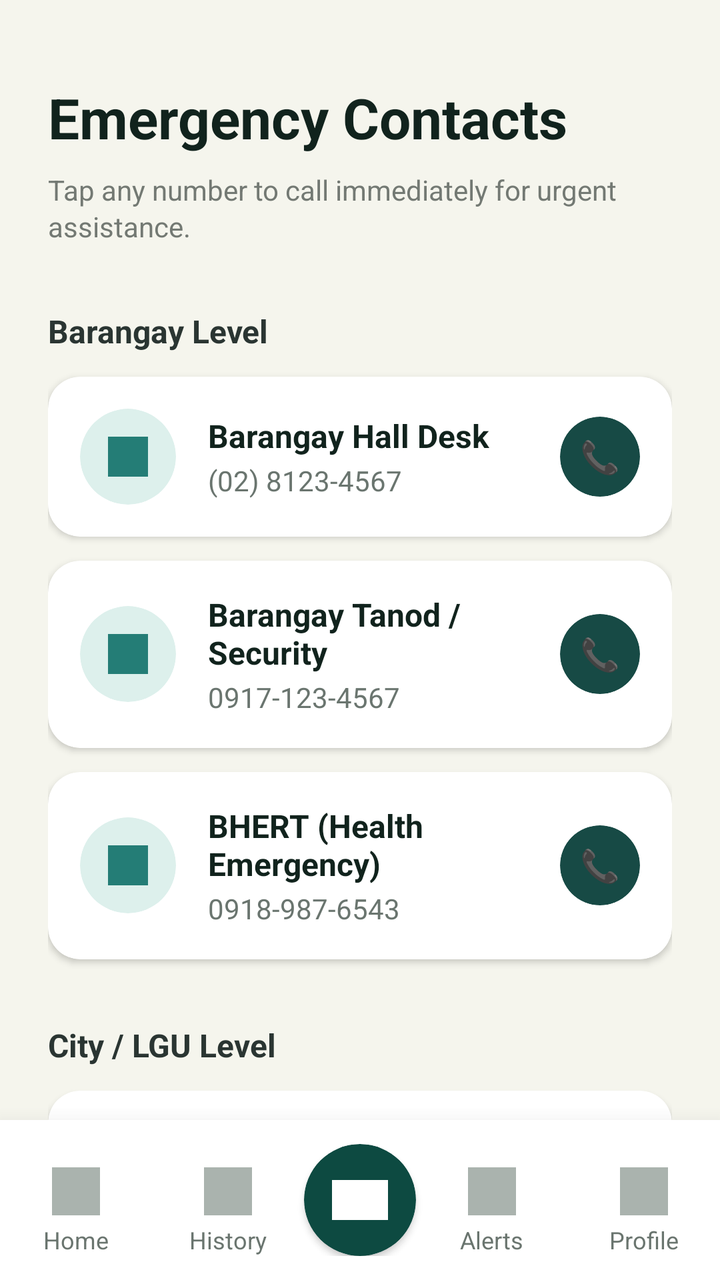
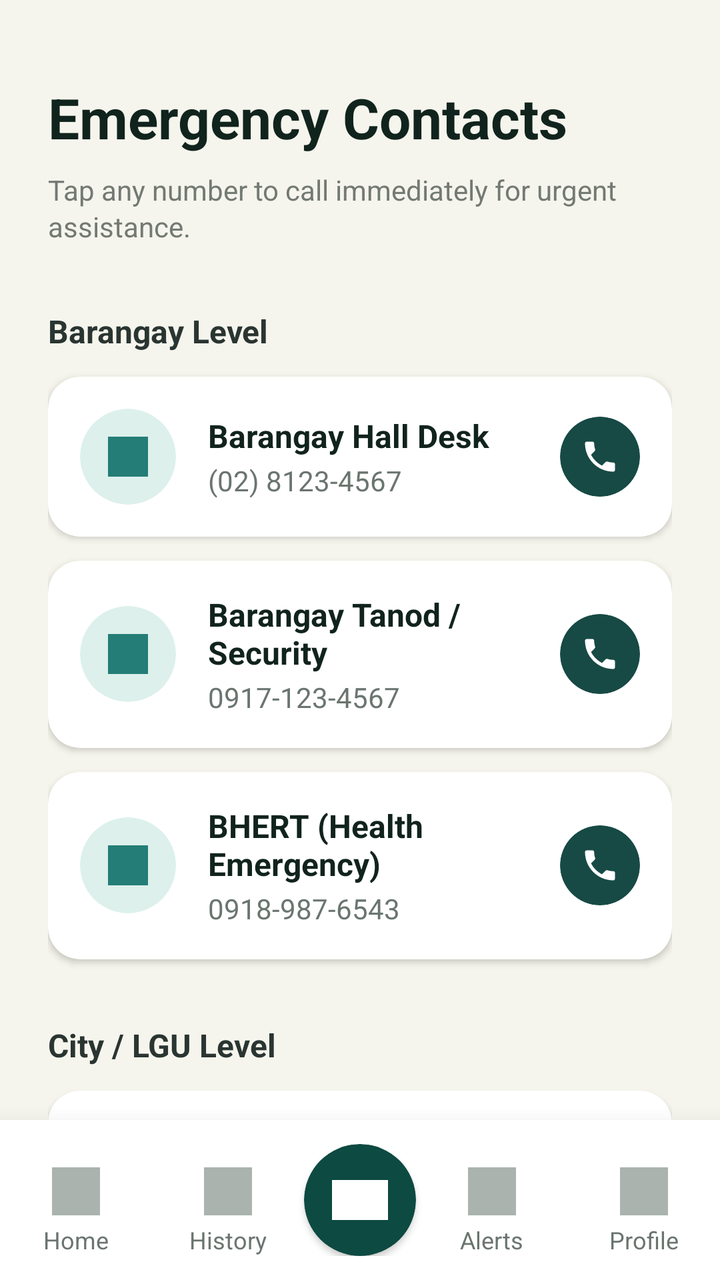

Compare the two renders of this Android layout. The source of the first and the diff that turns it into the second are given below.
<!-- AndroidManifest.xml: application theme Theme.Barangay_superAPP -->
<!-- res/layout/emergency_contacts_list.xml -->
<?xml version="1.0" encoding="utf-8"?>
<LinearLayout xmlns:android="http://schemas.android.com/apk/res/android"
    xmlns:app="http://schemas.android.com/apk/res-auto"
    xmlns:tools="http://schemas.android.com/tools"
    android:layout_width="match_parent"
    android:layout_height="match_parent"
    android:background="#F5F5ED"
    android:orientation="vertical">

    <ScrollView
        android:layout_width="match_parent"
        android:layout_height="0dp"
        android:layout_weight="1"
        android:fillViewport="true"
        android:scrollbars="none">

        <LinearLayout
            android:layout_width="match_parent"
            android:layout_height="wrap_content"
            android:orientation="vertical"
            android:paddingHorizontal="24dp"
            android:paddingTop="40dp"
            android:paddingBottom="40dp">

            
            <TextView
                android:layout_width="wrap_content"
                android:layout_height="wrap_content"
                android:text="Emergency Contacts"
                android:textColor="#11231D"
                android:textSize="28sp"
                android:textStyle="bold" />

            <TextView
                android:layout_width="match_parent"
                android:layout_height="wrap_content"
                android:layout_marginTop="8dp"
                android:lineSpacingExtra="2dp"
                android:text="Tap any number to call immediately for urgent assistance."
                android:textColor="#737973"
                android:textSize="14sp" />

            
            
            
            <TextView
                android:layout_width="wrap_content"
                android:layout_height="wrap_content"
                android:layout_marginTop="32dp"
                android:layout_marginBottom="12dp"
                android:text="Barangay Level"
                android:textColor="#2A3532"
                android:textSize="16sp"
                android:textStyle="bold" />

            
            <androidx.cardview.widget.CardView
                android:layout_width="match_parent"
                android:layout_height="wrap_content"
                android:layout_marginBottom="12dp"
                android:clickable="true"
                android:focusable="true"
                android:foreground="?android:attr/selectableItemBackground"
                app:cardBackgroundColor="#FFFFFF"
                app:cardCornerRadius="16dp"
                app:cardElevation="2dp">
                <LinearLayout android:layout_width="match_parent" android:layout_height="wrap_content" android:orientation="horizontal" android:padding="16dp" android:gravity="center_vertical">
                    
                    <androidx.cardview.widget.CardView android:layout_width="48dp" android:layout_height="48dp" app:cardBackgroundColor="#DDF0EC" app:cardCornerRadius="24dp" app:cardElevation="0dp">
                        <View android:layout_width="20dp" android:layout_height="20dp" android:layout_gravity="center" android:background="#247D76" />
                    </androidx.cardview.widget.CardView>
                    
                    <LinearLayout android:layout_width="0dp" android:layout_height="wrap_content" android:layout_weight="1" android:layout_marginStart="16dp" android:orientation="vertical">
                        <TextView android:layout_width="wrap_content" android:layout_height="wrap_content" android:text="Barangay Hall Desk" android:textColor="#11231D" android:textSize="16sp" android:textStyle="bold" />
                        <TextView android:layout_width="wrap_content" android:layout_height="wrap_content" android:layout_marginTop="2dp" android:text="(02) 8123-4567" android:textColor="#6A756F" android:textSize="14sp" />
                    </LinearLayout>
                    
                    <androidx.cardview.widget.CardView android:layout_width="40dp" android:layout_height="40dp" app:cardBackgroundColor="#174A45" app:cardCornerRadius="20dp" app:cardElevation="0dp">
                        <TextView android:layout_width="wrap_content" android:layout_height="wrap_content" android:layout_gravity="center" android:text="📞" android:textColor="#FFFFFF" android:textSize="16sp" />
                    </androidx.cardview.widget.CardView>
                </LinearLayout>
            </androidx.cardview.widget.CardView>

            
            <androidx.cardview.widget.CardView
                android:layout_width="match_parent"
                android:layout_height="wrap_content"
                android:layout_marginBottom="12dp"
                android:clickable="true"
                android:focusable="true"
                android:foreground="?android:attr/selectableItemBackground"
                app:cardBackgroundColor="#FFFFFF"
                app:cardCornerRadius="16dp"
                app:cardElevation="2dp">
                <LinearLayout android:layout_width="match_parent" android:layout_height="wrap_content" android:orientation="horizontal" android:padding="16dp" android:gravity="center_vertical">
                    <androidx.cardview.widget.CardView android:layout_width="48dp" android:layout_height="48dp" app:cardBackgroundColor="#DDF0EC" app:cardCornerRadius="24dp" app:cardElevation="0dp">
                        <View android:layout_width="20dp" android:layout_height="20dp" android:layout_gravity="center" android:background="#247D76" />
                    </androidx.cardview.widget.CardView>
                    <LinearLayout android:layout_width="0dp" android:layout_height="wrap_content" android:layout_weight="1" android:layout_marginStart="16dp" android:orientation="vertical">
                        <TextView android:layout_width="wrap_content" android:layout_height="wrap_content" android:text="Barangay Tanod / Security" android:textColor="#11231D" android:textSize="16sp" android:textStyle="bold" />
                        <TextView android:layout_width="wrap_content" android:layout_height="wrap_content" android:layout_marginTop="2dp" android:text="0917-123-4567" android:textColor="#6A756F" android:textSize="14sp" />
                    </LinearLayout>
                    <androidx.cardview.widget.CardView android:layout_width="40dp" android:layout_height="40dp" app:cardBackgroundColor="#174A45" app:cardCornerRadius="20dp" app:cardElevation="0dp">
                        <TextView android:layout_width="wrap_content" android:layout_height="wrap_content" android:layout_gravity="center" android:text="📞" android:textColor="#FFFFFF" android:textSize="16sp" />
                    </androidx.cardview.widget.CardView>
                </LinearLayout>
            </androidx.cardview.widget.CardView>

            
            <androidx.cardview.widget.CardView
                android:layout_width="match_parent"
                android:layout_height="wrap_content"
                android:clickable="true"
                android:focusable="true"
                android:foreground="?android:attr/selectableItemBackground"
                app:cardBackgroundColor="#FFFFFF"
                app:cardCornerRadius="16dp"
                app:cardElevation="2dp">
                <LinearLayout android:layout_width="match_parent" android:layout_height="wrap_content" android:orientation="horizontal" android:padding="16dp" android:gravity="center_vertical">
                    <androidx.cardview.widget.CardView android:layout_width="48dp" android:layout_height="48dp" app:cardBackgroundColor="#DDF0EC" app:cardCornerRadius="24dp" app:cardElevation="0dp">
                        <View android:layout_width="20dp" android:layout_height="20dp" android:layout_gravity="center" android:background="#247D76" />
                    </androidx.cardview.widget.CardView>
                    <LinearLayout android:layout_width="0dp" android:layout_height="wrap_content" android:layout_weight="1" android:layout_marginStart="16dp" android:orientation="vertical">
                        <TextView android:layout_width="wrap_content" android:layout_height="wrap_content" android:text="BHERT (Health Emergency)" android:textColor="#11231D" android:textSize="16sp" android:textStyle="bold" />
                        <TextView android:layout_width="wrap_content" android:layout_height="wrap_content" android:layout_marginTop="2dp" android:text="0918-987-6543" android:textColor="#6A756F" android:textSize="14sp" />
                    </LinearLayout>
                    <androidx.cardview.widget.CardView android:layout_width="40dp" android:layout_height="40dp" app:cardBackgroundColor="#174A45" app:cardCornerRadius="20dp" app:cardElevation="0dp">
                        <TextView android:layout_width="wrap_content" android:layout_height="wrap_content" android:layout_gravity="center" android:text="📞" android:textColor="#FFFFFF" android:textSize="16sp" />
                    </androidx.cardview.widget.CardView>
                </LinearLayout>
            </androidx.cardview.widget.CardView>


            
            
            
            <TextView
                android:layout_width="wrap_content"
                android:layout_height="wrap_content"
                android:layout_marginTop="32dp"
                android:layout_marginBottom="12dp"
                android:text="City / LGU Level"
                android:textColor="#2A3532"
                android:textSize="16sp"
                android:textStyle="bold" />

            
            <androidx.cardview.widget.CardView
                android:layout_width="match_parent"
                android:layout_height="wrap_content"
                android:layout_marginBottom="12dp"
                android:clickable="true"
                android:focusable="true"
                android:foreground="?android:attr/selectableItemBackground"
                app:cardBackgroundColor="#FFFFFF"
                app:cardCornerRadius="16dp"
                app:cardElevation="2dp">
                <LinearLayout android:layout_width="match_parent" android:layout_height="wrap_content" android:orientation="horizontal" android:padding="16dp" android:gravity="center_vertical">
                    
                    <androidx.cardview.widget.CardView android:layout_width="48dp" android:layout_height="48dp" app:cardBackgroundColor="#FDF1DA" app:cardCornerRadius="24dp" app:cardElevation="0dp">
                        <View android:layout_width="20dp" android:layout_height="20dp" android:layout_gravity="center" android:background="#DBA03B" />
                    </androidx.cardview.widget.CardView>
                    <LinearLayout android:layout_width="0dp" android:layout_height="wrap_content" android:layout_weight="1" android:layout_marginStart="16dp" android:orientation="vertical">
                        <TextView android:layout_width="wrap_content" android:layout_height="wrap_content" android:text="City Police Station" android:textColor="#11231D" android:textSize="16sp" android:textStyle="bold" />
                        <TextView android:layout_width="wrap_content" android:layout_height="wrap_content" android:layout_marginTop="2dp" android:text="(02) 8999-1111" android:textColor="#6A756F" android:textSize="14sp" />
                    </LinearLayout>
                    <androidx.cardview.widget.CardView android:layout_width="40dp" android:layout_height="40dp" app:cardBackgroundColor="#174A45" app:cardCornerRadius="20dp" app:cardElevation="0dp">
                        <TextView android:layout_width="wrap_content" android:layout_height="wrap_content" android:layout_gravity="center" android:text="📞" android:textColor="#FFFFFF" android:textSize="16sp" />
                    </androidx.cardview.widget.CardView>
                </LinearLayout>
            </androidx.cardview.widget.CardView>

            
            <androidx.cardview.widget.CardView
                android:layout_width="match_parent"
                android:layout_height="wrap_content"
                android:layout_marginBottom="12dp"
                android:clickable="true"
                android:focusable="true"
                android:foreground="?android:attr/selectableItemBackground"
                app:cardBackgroundColor="#FFFFFF"
                app:cardCornerRadius="16dp"
                app:cardElevation="2dp">
                <LinearLayout android:layout_width="match_parent" android:layout_height="wrap_content" android:orientation="horizontal" android:padding="16dp" android:gravity="center_vertical">
                    <androidx.cardview.widget.CardView android:layout_width="48dp" android:layout_height="48dp" app:cardBackgroundColor="#FDF1DA" app:cardCornerRadius="24dp" app:cardElevation="0dp">
                        <View android:layout_width="20dp" android:layout_height="20dp" android:layout_gravity="center" android:background="#DBA03B" />
                    </androidx.cardview.widget.CardView>
                    <LinearLayout android:layout_width="0dp" android:layout_height="wrap_content" android:layout_weight="1" android:layout_marginStart="16dp" android:orientation="vertical">
                        <TextView android:layout_width="wrap_content" android:layout_height="wrap_content" android:text="City Fire Department" android:textColor="#11231D" android:textSize="16sp" android:textStyle="bold" />
                        <TextView android:layout_width="wrap_content" android:layout_height="wrap_content" android:layout_marginTop="2dp" android:text="(02) 8999-2222" android:textColor="#6A756F" android:textSize="14sp" />
                    </LinearLayout>
                    <androidx.cardview.widget.CardView android:layout_width="40dp" android:layout_height="40dp" app:cardBackgroundColor="#174A45" app:cardCornerRadius="20dp" app:cardElevation="0dp">
                        <TextView android:layout_width="wrap_content" android:layout_height="wrap_content" android:layout_gravity="center" android:text="📞" android:textColor="#FFFFFF" android:textSize="16sp" />
                    </androidx.cardview.widget.CardView>
                </LinearLayout>
            </androidx.cardview.widget.CardView>

            
            <androidx.cardview.widget.CardView
                android:layout_width="match_parent"
                android:layout_height="wrap_content"
                android:clickable="true"
                android:focusable="true"
                android:foreground="?android:attr/selectableItemBackground"
                app:cardBackgroundColor="#FFFFFF"
                app:cardCornerRadius="16dp"
                app:cardElevation="2dp">
                <LinearLayout android:layout_width="match_parent" android:layout_height="wrap_content" android:orientation="horizontal" android:padding="16dp" android:gravity="center_vertical">
                    <androidx.cardview.widget.CardView android:layout_width="48dp" android:layout_height="48dp" app:cardBackgroundColor="#FDF1DA" app:cardCornerRadius="24dp" app:cardElevation="0dp">
                        <View android:layout_width="20dp" android:layout_height="20dp" android:layout_gravity="center" android:background="#DBA03B" />
                    </androidx.cardview.widget.CardView>
                    <LinearLayout android:layout_width="0dp" android:layout_height="wrap_content" android:layout_weight="1" android:layout_marginStart="16dp" android:orientation="vertical">
                        <TextView android:layout_width="wrap_content" android:layout_height="wrap_content" android:text="City Rescue (CDRRMO)" android:textColor="#11231D" android:textSize="16sp" android:textStyle="bold" />
                        <TextView android:layout_width="wrap_content" android:layout_height="wrap_content" android:layout_marginTop="2dp" android:text="(02) 8999-3333" android:textColor="#6A756F" android:textSize="14sp" />
                    </LinearLayout>
                    <androidx.cardview.widget.CardView android:layout_width="40dp" android:layout_height="40dp" app:cardBackgroundColor="#174A45" app:cardCornerRadius="20dp" app:cardElevation="0dp">
                        <TextView android:layout_width="wrap_content" android:layout_height="wrap_content" android:layout_gravity="center" android:text="📞" android:textColor="#FFFFFF" android:textSize="16sp" />
                    </androidx.cardview.widget.CardView>
                </LinearLayout>
            </androidx.cardview.widget.CardView>

            
            
            
            <TextView
                android:layout_width="wrap_content"
                android:layout_height="wrap_content"
                android:layout_marginTop="32dp"
                android:layout_marginBottom="12dp"
                android:text="National Level"
                android:textColor="#2A3532"
                android:textSize="16sp"
                android:textStyle="bold" />

            
            <androidx.cardview.widget.CardView
                android:layout_width="match_parent"
                android:layout_height="wrap_content"
                android:layout_marginBottom="12dp"
                android:clickable="true"
                android:focusable="true"
                android:foreground="?android:attr/selectableItemBackground"
                app:cardBackgroundColor="#FFFFFF"
                app:cardCornerRadius="16dp"
                app:cardElevation="2dp">
                <LinearLayout android:layout_width="match_parent" android:layout_height="wrap_content" android:orientation="horizontal" android:padding="16dp" android:gravity="center_vertical">
                    
                    <androidx.cardview.widget.CardView android:layout_width="48dp" android:layout_height="48dp" app:cardBackgroundColor="#FCEBEA" app:cardCornerRadius="24dp" app:cardElevation="0dp">
                        <View android:layout_width="20dp" android:layout_height="20dp" android:layout_gravity="center" android:background="#CC4E42" />
                    </androidx.cardview.widget.CardView>
                    <LinearLayout android:layout_width="0dp" android:layout_height="wrap_content" android:layout_weight="1" android:layout_marginStart="16dp" android:orientation="vertical">
                        <TextView android:layout_width="wrap_content" android:layout_height="wrap_content" android:text="National Emergency Hotline" android:textColor="#11231D" android:textSize="16sp" android:textStyle="bold" />
                        <TextView android:layout_width="wrap_content" android:layout_height="wrap_content" android:layout_marginTop="2dp" android:text="911" android:textColor="#CC4E42" android:textStyle="bold" android:textSize="14sp" />
                    </LinearLayout>
                    <androidx.cardview.widget.CardView android:layout_width="40dp" android:layout_height="40dp" app:cardBackgroundColor="#174A45" app:cardCornerRadius="20dp" app:cardElevation="0dp">
                        <TextView android:layout_width="wrap_content" android:layout_height="wrap_content" android:layout_gravity="center" android:text="📞" android:textColor="#FFFFFF" android:textSize="16sp" />
                    </androidx.cardview.widget.CardView>
                </LinearLayout>
            </androidx.cardview.widget.CardView>

            
            <androidx.cardview.widget.CardView
                android:layout_width="match_parent"
                android:layout_height="wrap_content"
                android:clickable="true"
                android:focusable="true"
                android:foreground="?android:attr/selectableItemBackground"
                app:cardBackgroundColor="#FFFFFF"
                app:cardCornerRadius="16dp"
                app:cardElevation="2dp">
                <LinearLayout android:layout_width="match_parent" android:layout_height="wrap_content" android:orientation="horizontal" android:padding="16dp" android:gravity="center_vertical">
                    <androidx.cardview.widget.CardView android:layout_width="48dp" android:layout_height="48dp" app:cardBackgroundColor="#FCEBEA" app:cardCornerRadius="24dp" app:cardElevation="0dp">
                        <View android:layout_width="20dp" android:layout_height="20dp" android:layout_gravity="center" android:background="#CC4E42" />
                    </androidx.cardview.widget.CardView>
                    <LinearLayout android:layout_width="0dp" android:layout_height="wrap_content" android:layout_weight="1" android:layout_marginStart="16dp" android:orientation="vertical">
                        <TextView android:layout_width="wrap_content" android:layout_height="wrap_content" android:text="Philippine Red Cross" android:textColor="#11231D" android:textSize="16sp" android:textStyle="bold" />
                        <TextView android:layout_width="wrap_content" android:layout_height="wrap_content" android:layout_marginTop="2dp" android:text="143" android:textColor="#CC4E42" android:textStyle="bold" android:textSize="14sp" />
                    </LinearLayout>
                    <androidx.cardview.widget.CardView android:layout_width="40dp" android:layout_height="40dp" app:cardBackgroundColor="#174A45" app:cardCornerRadius="20dp" app:cardElevation="0dp">
                        <TextView android:layout_width="wrap_content" android:layout_height="wrap_content" android:layout_gravity="center" android:text="📞" android:textColor="#FFFFFF" android:textSize="16sp" />
                    </androidx.cardview.widget.CardView>
                </LinearLayout>
            </androidx.cardview.widget.CardView>

        </LinearLayout>
    </ScrollView>

    
    <LinearLayout
        android:layout_width="match_parent"
        android:layout_height="wrap_content"
        android:background="#FFFFFF"
        android:elevation="16dp"
        android:gravity="bottom"
        android:orientation="horizontal"
        android:paddingTop="12dp"
        android:paddingBottom="12dp">

        <LinearLayout
            android:layout_width="0dp"
            android:layout_height="wrap_content"
            android:layout_weight="1"
            android:gravity="center"
            android:orientation="vertical">
            <View
                android:layout_width="24dp"
                android:layout_height="24dp"
                android:background="#AAB3AE" />
            <TextView
                android:layout_width="wrap_content"
                android:layout_height="wrap_content"
                android:layout_marginTop="4dp"
                android:text="Home"
                android:textColor="#6A756F"
                android:textSize="12sp" />
        </LinearLayout>

        <LinearLayout
            android:layout_width="0dp"
            android:layout_height="wrap_content"
            android:layout_weight="1"
            android:gravity="center"
            android:orientation="vertical">
            <View
                android:layout_width="24dp"
                android:layout_height="24dp"
                android:background="#AAB3AE" />
            <TextView
                android:layout_width="wrap_content"
                android:layout_height="wrap_content"
                android:layout_marginTop="4dp"
                android:text="History"
                android:textColor="#6A756F"
                android:textSize="12sp" />
        </LinearLayout>

        <androidx.cardview.widget.CardView
            android:layout_width="56dp"
            android:layout_height="56dp"
            app:cardBackgroundColor="#0D4A41"
            app:cardCornerRadius="28dp"
            app:cardElevation="2dp">
            <View
                android:layout_width="28dp"
                android:layout_height="20dp"
                android:layout_gravity="center"
                android:background="#FFFFFF" />
        </androidx.cardview.widget.CardView>

        <LinearLayout
            android:layout_width="0dp"
            android:layout_height="wrap_content"
            android:layout_weight="1"
            android:gravity="center"
            android:orientation="vertical">
            <View
                android:layout_width="24dp"
                android:layout_height="24dp"
                android:background="#AAB3AE" />
            <TextView
                android:layout_width="wrap_content"
                android:layout_height="wrap_content"
                android:layout_marginTop="4dp"
                android:text="Alerts"
                android:textColor="#6A756F"
                android:textSize="12sp" />
        </LinearLayout>

        <LinearLayout
            android:layout_width="0dp"
            android:layout_height="wrap_content"
            android:layout_weight="1"
            android:gravity="center"
            android:orientation="vertical">
            <View
                android:layout_width="24dp"
                android:layout_height="24dp"
                android:background="#AAB3AE" />
            <TextView
                android:layout_width="wrap_content"
                android:layout_height="wrap_content"
                android:layout_marginTop="4dp"
                android:text="Profile"
                android:textColor="#6A756F"
                android:textSize="12sp" />
        </LinearLayout>
    </LinearLayout>

</LinearLayout>
<!-- resources referenced by this layout -->
<resources>
  <style name="Theme.Barangay_superAPP" parent="Theme.MaterialComponents.DayNight.NoActionBar">
          
          <item name="colorPrimary">@color/purple_500</item>
          <item name="colorPrimaryVariant">@color/purple_700</item>
          <item name="colorOnPrimary">@color/white</item>
          
          <item name="colorSecondary">@color/teal_200</item>
          <item name="colorSecondaryVariant">@color/teal_700</item>
          <item name="colorOnSecondary">@color/black</item>
          
          <item name="android:statusBarColor">#F5F5ED</item>
          <item name="android:windowLightStatusBar">true</item>
      </style>
  <color name="purple_500">#FF6200EE</color>
  <color name="purple_700">#FF3700B3</color>
  <color name="white">#FFFFFFFF</color>
  <color name="teal_200">#FF03DAC5</color>
  <color name="teal_700">#FF018786</color>
  <color name="black">#FF000000</color>
</resources>

<!-- the commit's change to res/layout/emergency_contacts_list.xml (unified diff, before → after) -->
@@ -76,7 +76,7 @@
                     </LinearLayout>
                     
                     <androidx.cardview.widget.CardView android:layout_width="40dp" android:layout_height="40dp" app:cardBackgroundColor="#174A45" app:cardCornerRadius="20dp" app:cardElevation="0dp">
-                        <TextView android:layout_width="wrap_content" android:layout_height="wrap_content" android:layout_gravity="center" android:text="📞" android:textColor="#FFFFFF" android:textSize="16sp" />
+                        <ImageView android:layout_width="20dp" android:layout_height="20dp" android:layout_gravity="center" android:src="@drawable/ic_phone" app:tint="#FFFFFF" />
                     </androidx.cardview.widget.CardView>
                 </LinearLayout>
             </androidx.cardview.widget.CardView>
@@ -101,7 +101,7 @@
                         <TextView android:layout_width="wrap_content" android:layout_height="wrap_content" android:layout_marginTop="2dp" android:text="0917-123-4567" android:textColor="#6A756F" android:textSize="14sp" />
                     </LinearLayout>
                     <androidx.cardview.widget.CardView android:layout_width="40dp" android:layout_height="40dp" app:cardBackgroundColor="#174A45" app:cardCornerRadius="20dp" app:cardElevation="0dp">
-                        <TextView android:layout_width="wrap_content" android:layout_height="wrap_content" android:layout_gravity="center" android:text="📞" android:textColor="#FFFFFF" android:textSize="16sp" />
+                        <ImageView android:layout_width="20dp" android:layout_height="20dp" android:layout_gravity="center" android:src="@drawable/ic_phone" app:tint="#FFFFFF" />
                     </androidx.cardview.widget.CardView>
                 </LinearLayout>
             </androidx.cardview.widget.CardView>
@@ -125,7 +125,7 @@
                         <TextView android:layout_width="wrap_content" android:layout_height="wrap_content" android:layout_marginTop="2dp" android:text="0918-987-6543" android:textColor="#6A756F" android:textSize="14sp" />
                     </LinearLayout>
                     <androidx.cardview.widget.CardView android:layout_width="40dp" android:layout_height="40dp" app:cardBackgroundColor="#174A45" app:cardCornerRadius="20dp" app:cardElevation="0dp">
-                        <TextView android:layout_width="wrap_content" android:layout_height="wrap_content" android:layout_gravity="center" android:text="📞" android:textColor="#FFFFFF" android:textSize="16sp" />
+                        <ImageView android:layout_width="20dp" android:layout_height="20dp" android:layout_gravity="center" android:src="@drawable/ic_phone" app:tint="#FFFFFF" />
                     </androidx.cardview.widget.CardView>
                 </LinearLayout>
             </androidx.cardview.widget.CardView>
@@ -165,7 +165,7 @@
                         <TextView android:layout_width="wrap_content" android:layout_height="wrap_content" android:layout_marginTop="2dp" android:text="(02) 8999-1111" android:textColor="#6A756F" android:textSize="14sp" />
                     </LinearLayout>
                     <androidx.cardview.widget.CardView android:layout_width="40dp" android:layout_height="40dp" app:cardBackgroundColor="#174A45" app:cardCornerRadius="20dp" app:cardElevation="0dp">
-                        <TextView android:layout_width="wrap_content" android:layout_height="wrap_content" android:layout_gravity="center" android:text="📞" android:textColor="#FFFFFF" android:textSize="16sp" />
+                        <ImageView android:layout_width="20dp" android:layout_height="20dp" android:layout_gravity="center" android:src="@drawable/ic_phone" app:tint="#FFFFFF" />
                     </androidx.cardview.widget.CardView>
                 </LinearLayout>
             </androidx.cardview.widget.CardView>
@@ -190,7 +190,7 @@
                         <TextView android:layout_width="wrap_content" android:layout_height="wrap_content" android:layout_marginTop="2dp" android:text="(02) 8999-2222" android:textColor="#6A756F" android:textSize="14sp" />
                     </LinearLayout>
                     <androidx.cardview.widget.CardView android:layout_width="40dp" android:layout_height="40dp" app:cardBackgroundColor="#174A45" app:cardCornerRadius="20dp" app:cardElevation="0dp">
-                        <TextView android:layout_width="wrap_content" android:layout_height="wrap_content" android:layout_gravity="center" android:text="📞" android:textColor="#FFFFFF" android:textSize="16sp" />
+                        <ImageView android:layout_width="20dp" android:layout_height="20dp" android:layout_gravity="center" android:src="@drawable/ic_phone" app:tint="#FFFFFF" />
                     </androidx.cardview.widget.CardView>
                 </LinearLayout>
             </androidx.cardview.widget.CardView>
@@ -214,7 +214,7 @@
                         <TextView android:layout_width="wrap_content" android:layout_height="wrap_content" android:layout_marginTop="2dp" android:text="(02) 8999-3333" android:textColor="#6A756F" android:textSize="14sp" />
                     </LinearLayout>
                     <androidx.cardview.widget.CardView android:layout_width="40dp" android:layout_height="40dp" app:cardBackgroundColor="#174A45" app:cardCornerRadius="20dp" app:cardElevation="0dp">
-                        <TextView android:layout_width="wrap_content" android:layout_height="wrap_content" android:layout_gravity="center" android:text="📞" android:textColor="#FFFFFF" android:textSize="16sp" />
+                        <ImageView android:layout_width="20dp" android:layout_height="20dp" android:layout_gravity="center" android:src="@drawable/ic_phone" app:tint="#FFFFFF" />
                     </androidx.cardview.widget.CardView>
                 </LinearLayout>
             </androidx.cardview.widget.CardView>
@@ -253,7 +253,7 @@
                         <TextView android:layout_width="wrap_content" android:layout_height="wrap_content" android:layout_marginTop="2dp" android:text="911" android:textColor="#CC4E42" android:textStyle="bold" android:textSize="14sp" />
                     </LinearLayout>
                     <androidx.cardview.widget.CardView android:layout_width="40dp" android:layout_height="40dp" app:cardBackgroundColor="#174A45" app:cardCornerRadius="20dp" app:cardElevation="0dp">
-                        <TextView android:layout_width="wrap_content" android:layout_height="wrap_content" android:layout_gravity="center" android:text="📞" android:textColor="#FFFFFF" android:textSize="16sp" />
+                        <ImageView android:layout_width="20dp" android:layout_height="20dp" android:layout_gravity="center" android:src="@drawable/ic_phone" app:tint="#FFFFFF" />
                     </androidx.cardview.widget.CardView>
                 </LinearLayout>
             </androidx.cardview.widget.CardView>
@@ -277,7 +277,7 @@
                         <TextView android:layout_width="wrap_content" android:layout_height="wrap_content" android:layout_marginTop="2dp" android:text="143" android:textColor="#CC4E42" android:textStyle="bold" android:textSize="14sp" />
                     </LinearLayout>
                     <androidx.cardview.widget.CardView android:layout_width="40dp" android:layout_height="40dp" app:cardBackgroundColor="#174A45" app:cardCornerRadius="20dp" app:cardElevation="0dp">
-                        <TextView android:layout_width="wrap_content" android:layout_height="wrap_content" android:layout_gravity="center" android:text="📞" android:textColor="#FFFFFF" android:textSize="16sp" />
+                        <ImageView android:layout_width="20dp" android:layout_height="20dp" android:layout_gravity="center" android:src="@drawable/ic_phone" app:tint="#FFFFFF" />
                     </androidx.cardview.widget.CardView>
                 </LinearLayout>
             </androidx.cardview.widget.CardView>
<!-- resource entries referenced after the edit -->
@@ -1,5 +1,9 @@
 <!-- resources referenced by this layout -->
 <resources>
+  <!-- drawable ic_phone (drawable) -->
+  <vector xmlns:android="http://schemas.android.com/apk/res/android" android:width="24dp" android:height="24dp" android:viewportWidth="24" android:viewportHeight="24">
+    <path android:fillColor="#FF000000" android:pathData="M6.62,10.79c1.44,2.83 3.76,5.14 6.59,6.59l2.2,-2.2c0.27,-0.27 0.67,-0.36 1.02,-0.24 1.12,0.37 2.33,0.57 3.57,0.57 0.55,0 1,0.45 1,1V20c0,0.55 -0.45,1 -1,1 -9.39,0 -17,-7.61 -17,-17 0,-0.55 0.45,-1 1,-1h3.5c0.55,0 1,0.45 1,1 0,1.25 0.2,2.45 0.57,3.57 0.11,0.35 0.03,0.74 -0.25,1.02l-2.2,2.2z"/>
+  </vector>
   <style name="Theme.Barangay_superAPP" parent="Theme.MaterialComponents.DayNight.NoActionBar">
           
           <item name="colorPrimary">@color/purple_500</item>
